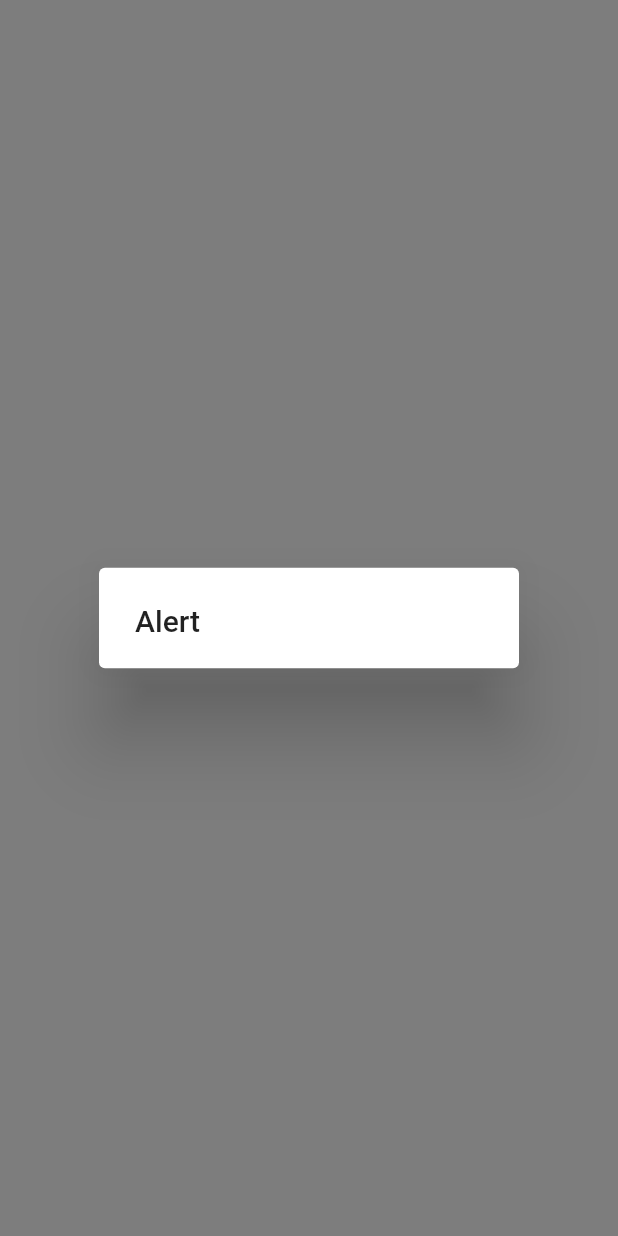
After one commit to Karapetyan011/flutter_group_3, a Flutter app: the MyStateWidget screen opened directly, after a tap on "Open Dialog", on a phone screen of 412 x 824 dp. The commit adds this screen. Run offline on Flutter 3.47's test engine with Material 2 defaults, Android fonts, the phone set to English and light mode, and no system bars; our stand-ins replace flip_card, flutter_neumorphic, flutter_staggered_animations, google_fonts, material_design_icons_flutter, webview_flutter.

Commit message:
add flutter icon & alert dialog

```diff
--- a/lib/alert_dialog_images/with_alert_dialog.dart
+++ b/lib/alert_dialog_images/with_alert_dialog.dart
@@ -62,7 +62,8 @@ class MyTabBar extends StatelessWidget {
                           delay: const Duration(milliseconds: 500),
                           duration: const Duration(milliseconds: 1000),
                           child: InkWell(
-                            onTap: () => showGeneralDialog(
+                            onTap: () =>
+                                showGeneralDialog(
                                   context: context,
                                   pageBuilder: (BuildContext context, a1, a2) =>
                                       dialog(context, images[index]),
@@ -87,7 +88,7 @@ class MyTabBar extends StatelessWidget {
 }
 
 
-Widget dialog (BuildContext context, String imagePath) {
+Widget dialog(BuildContext context, String imagePath) {
   return AlertDialog(
     insetPadding: const EdgeInsets.all(10.0),
     contentPadding: EdgeInsets.zero,
--- /dev/null
+++ b/lib/animate_dialog/show_dialog.dart
@@ -0,0 +1,48 @@
+import 'package:flutter/material.dart';
+
+void main() {
+  runApp(const MyApp());
+}
+
+class MyApp extends StatelessWidget {
+  const MyApp({Key? key}) : super(key: key);
+
+  @override
+  Widget build(BuildContext context) {
+    return const MaterialApp(
+      home: MyStateWidget(),
+    );
+  }
+}
+
+class MyStateWidget extends StatelessWidget {
+  const MyStateWidget({Key? key}) : super(key: key);
+
+  @override
+  Widget build(BuildContext context) {
+    return Scaffold(
+      body: Center(
+        child: OutlinedButton(
+          onPressed: () {
+            Navigator.of(context).restorablePush(
+              (_dialogBuilder),
+            );
+          },
+          child: const Text('Open Dialog'),
+        ),
+      ),
+    );
+  }
+
+  static Route<Object?> _dialogBuilder(
+      BuildContext context, Object? arguments) {
+    return RawDialogRoute<void>(
+      pageBuilder: (BuildContext context, Animation<double> animation,
+          Animation<double> secondaryAnimation) {
+        return const AlertDialog(
+          title: Text('Alert'),
+        );
+      },
+    );
+  }
+}
```
Also changed, not shown: lib/animate_dialog/alert_dialog.dart (added, +51 -0 lines), lib/two_tweens/page_1.dart (added, +22 -0 lines), lib/two_tweens/page_2.dart (added, +15 -0 lines), lib/two_tweens/route_page1_to_page2.dart (added, +21 -0 lines), lib/two_tweens/two_tweens.dart (added, +9 -0 lines), pubspec.yaml (+21 -4 lines), assets/icons/Icon.png (added), assets/icons/forever.png (added), assets/icons/google_g_icon_download.png (added), pubspec.lock, 29 other files. Lines whose indentation alone changed are shown as unchanged.
